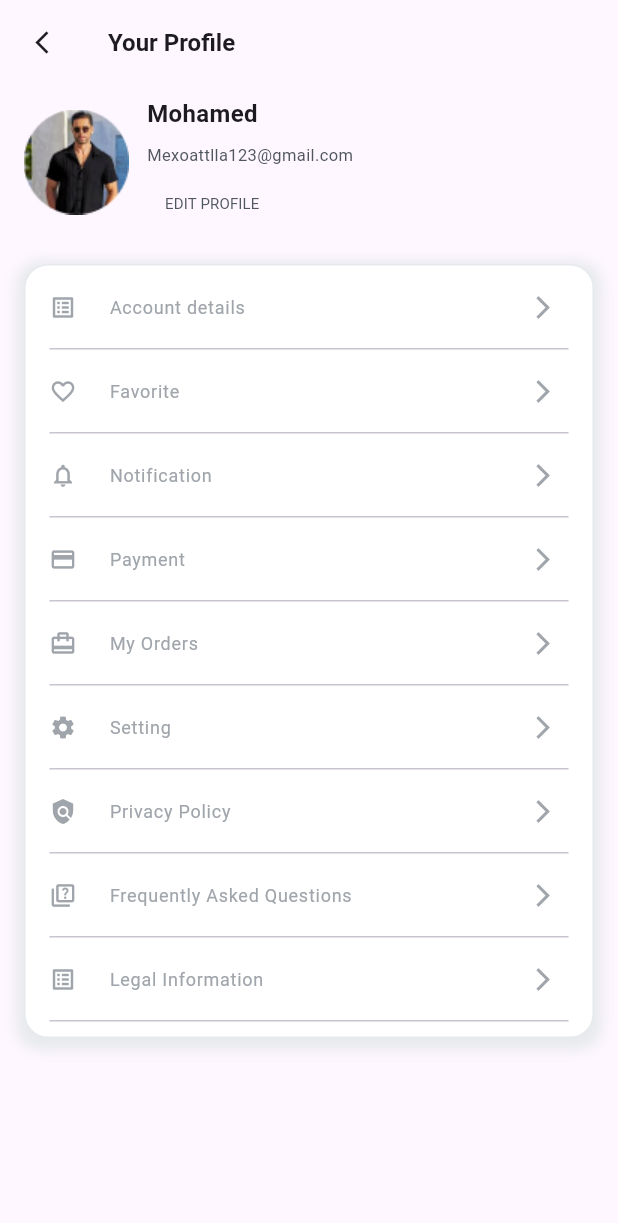
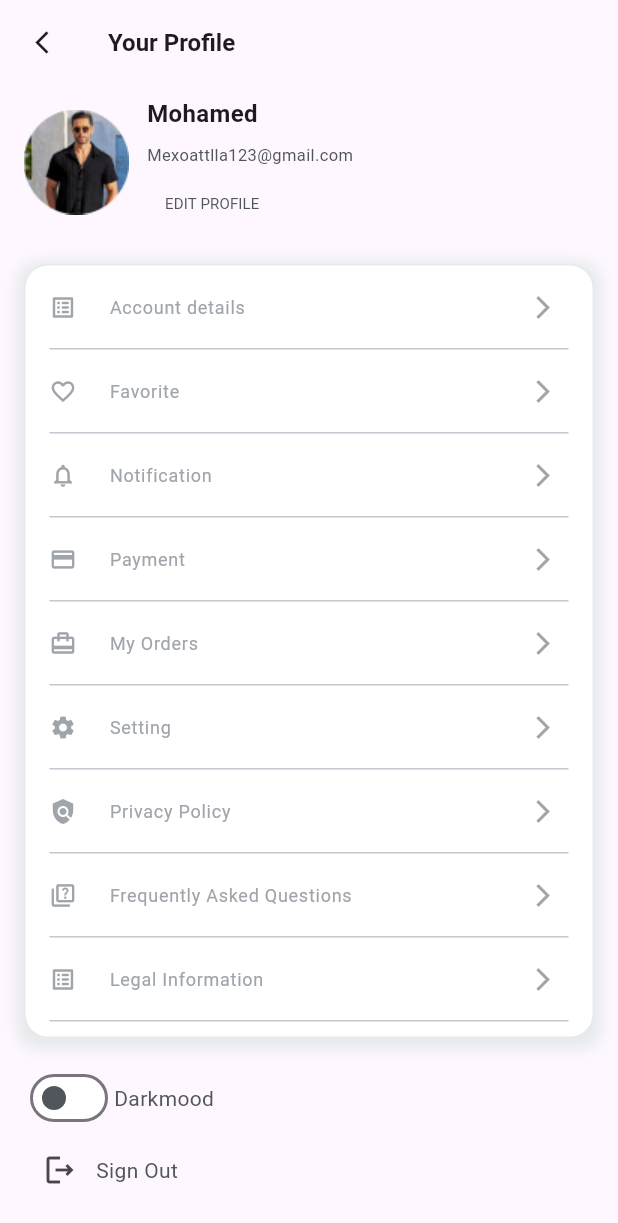
Before and after one commit to Mohamed123-r/clothes_shop, a Flutter app: the AccountView screen opened directly, on a phone screen of 412 x 824 dp. Shown: the top 1223 px of the screen. Run offline on Flutter 3.47's test engine with Material 3 defaults, Android fonts, the phone set to English and light mode, and no system bars; our stand-ins replace carousel_slider, easy_splash_screen, flutter_svg, shared_preferences; accounts and stored records are empty.

Commit message:
Add dark mode toggle and sign out button to account view layout

```diff
--- a/lib/features/profile/presentation/view/account_view.dart
+++ b/lib/features/profile/presentation/view/account_view.dart
@@ -14,11 +14,49 @@ class AccountView extends StatelessWidget {
   Widget build(BuildContext context) {
     return Scaffold(
         appBar: customAppbar(context, title: 'Your Profile'),
-        body: const SingleChildScrollView(
+        body: SingleChildScrollView(
           child: Column(
+            crossAxisAlignment: CrossAxisAlignment.start,
             children: [
-              AccountSection(),
-              ListViewSection(),
+              const AccountSection(),
+              const ListViewSection(),
+              Padding(
+                padding: const EdgeInsets.symmetric(horizontal: 16.0),
+                child: Row(
+                  children: [
+                    Switch(
+                      value: false,
+                      onChanged: (value) {},
+                      inactiveThumbColor: kDarkGreyColor,
+                      inactiveTrackColor: kWhiteColor,
+                      activeColor: kWhiteColor,
+                      activeTrackColor: kDarkGreyColor,
+                    ),
+                    Text(
+                      'Darkmood',
+                      style: Styles.bodyText1Regular.copyWith(
+                        color: kDarkGreyColor,
+                      ),
+                    )
+                  ],
+                ),
+              ),
+              Padding(
+                padding: const EdgeInsets.symmetric(horizontal: 16.0),
+                child: Row(
+                  children: [
+                    IconButton(
+                        onPressed: () {},
+                        icon: const Icon(Icons.logout_outlined)),
+                    Text(
+                      'Sign Out',
+                      style: Styles.bodyText1Regular.copyWith(
+                        color: kDarkGreyColor,
+                      ),
+                    )
+                  ],
+                ),
+              ),
             ],
           ),
         ));
```
